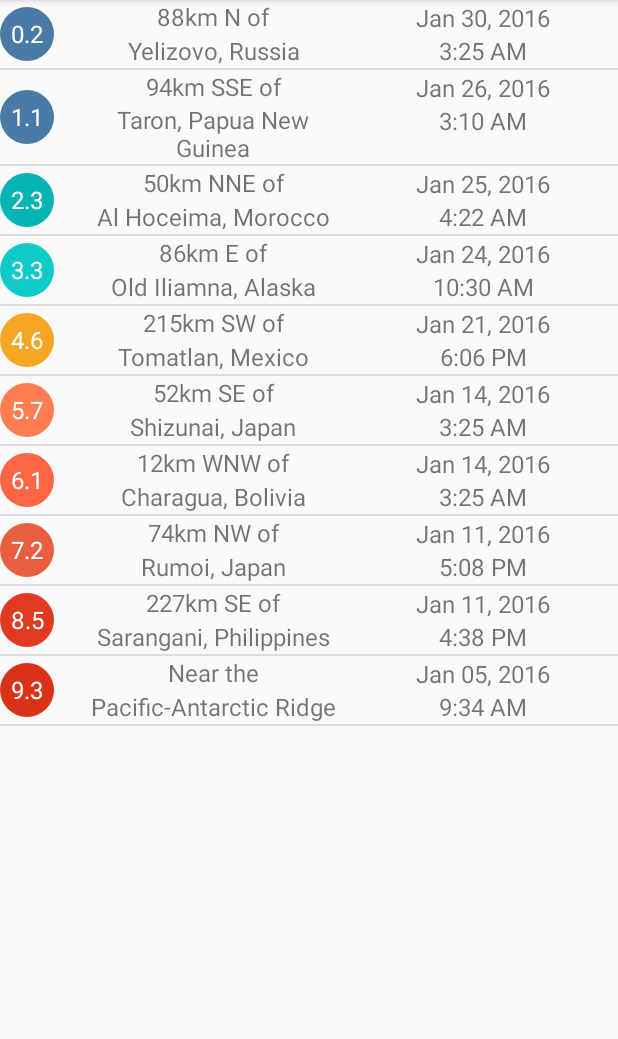
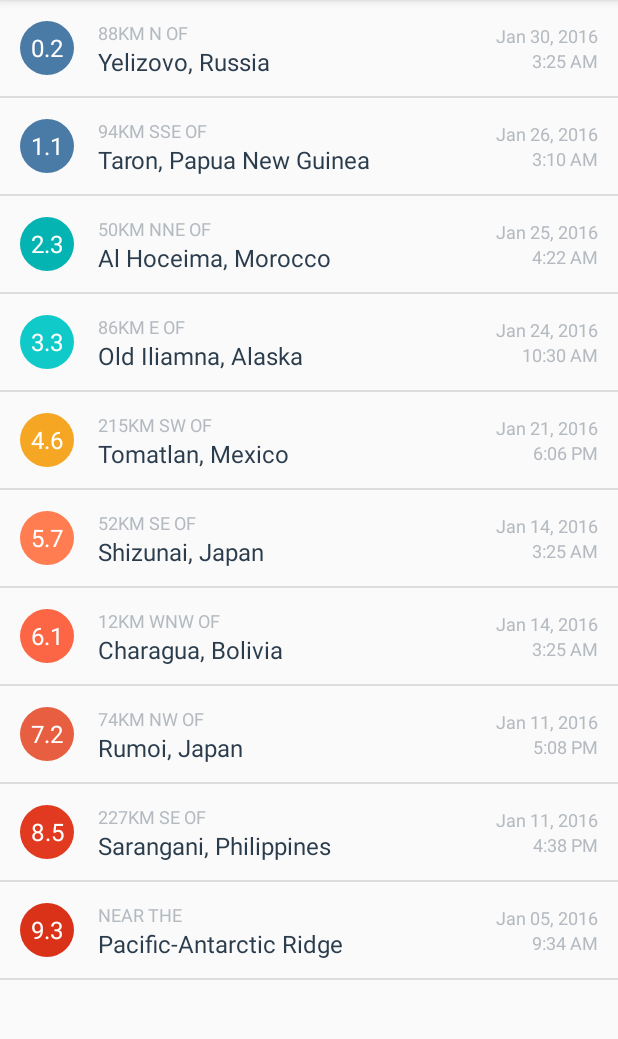
Before and after one commit to Pro-KY/EarhquakeReport, an Android app: the screen it shows after launch (EarthquakeActivity), on a phone screen of 412 x 824 dp, the part 84-1123 px from its top. Run offline under Robolectric (Android 15) with nearby library versions, the phone set to English and light mode, and no system bars.

Commit message:
fix: ListView design in EarthquakeActivity

```diff
--- a/app/src/main/res/layout/list_item.xml
+++ b/app/src/main/res/layout/list_item.xml
@@ -1,8 +1,10 @@
 <?xml version="1.0" encoding="utf-8"?>
-<LinearLayout xmlns:android="http://schemas.android.com/apk/res/android"
+<LinearLayout
+    xmlns:android="http://schemas.android.com/apk/res/android"
+    android:layout_width="match_parent"
+    android:layout_height="?android:attr/listPreferredItemHeight"
     android:orientation="horizontal"
-    android:layout_width="match_parent"
-    android:layout_height="match_parent">
+    android:padding="13dp">
 
     <!-- Magnitude -->
     <TextView
@@ -22,49 +24,53 @@
         android:layout_width="0dp"
         android:layout_height="wrap_content"
         android:layout_marginLeft="16dp"
-        android:minHeight="45dp"
+        android:layout_marginStart="16dp"
         android:layout_weight="1"
         android:layout_gravity="center_vertical">
 
         <TextView
             android:id="@+id/proximity_text_view"
-            android:layout_height="0dp"
+            android:layout_height="wrap_content"
             android:layout_width="match_parent"
-            android:textSize="16sp"
-            android:gravity="center"
-            android:layout_weight="1"/>
+            android:ellipsize="end"
+            android:maxLines="1"
+            android:textAllCaps="true"
+            android:textColor="@color/textColorEarthquakeDetails"
+            android:textSize="12sp" />
 
         <TextView
             android:id="@+id/place_text_view"
-            android:layout_height="0dp"
-            android:layout_width="match_parent"
-            android:textSize="16sp"
-            android:gravity="center"
-            android:layout_weight="1"/>
+            android:layout_width="wrap_content"
+            android:layout_height="wrap_content"
+            android:ellipsize="end"
+            android:maxLines="2"
+            android:textColor="@color/textColorEarthquakeLocation"
+            android:textSize="16sp"/>
     </LinearLayout>
 
     <!-- Date text container -->
     <LinearLayout
-        xmlns:android="http://schemas.android.com/apk/res/android"
+        android:layout_width="wrap_content"
+        android:layout_height="wrap_content"
         android:orientation="vertical"
-        android:layout_width="0dp"
-        android:layout_height="wrap_content"
-        android:minHeight="45dp"
-        android:layout_weight="1"
-        android:gravity="center_vertical">
+        android:layout_gravity="center_vertical"
+        android:layout_marginLeft="16dp"
+        android:layout_marginStart="16dp">
 
         <TextView
             android:id="@+id/date_text_view"
+            android:layout_width="wrap_content"
             android:layout_height="wrap_content"
-            android:layout_width="match_parent"
-            android:textSize="16sp"
-            android:gravity="center" />
+            android:layout_gravity="end"
+            android:textColor="@color/textColorEarthquakeDetails"
+            android:textSize="12sp" />
 
         <TextView
             android:id="@+id/time_text_view"
+            android:layout_width="wrap_content"
             android:layout_height="wrap_content"
-            android:layout_width="match_parent"
-            android:textSize="16sp"
-            android:gravity="center" />
+            android:layout_gravity="end"
+            android:textColor="@color/textColorEarthquakeDetails"
+            android:textSize="12sp" />
     </LinearLayout>
 </LinearLayout>
--- a/app/src/main/res/values/colors.xml
+++ b/app/src/main/res/values/colors.xml
@@ -9,6 +9,11 @@
     <!-- Accent color of the app -->
     <color name="colorAccent">#10CAC9</color>
 
+    <!-- Text color for the details of the earthquake in the list item -->
+    <color name="textColorEarthquakeDetails">#B4BAC0</color>
+
+    <!-- Text color for the primary location of the earthquake in the list item -->
+    <color name="textColorEarthquakeLocation">#2B3D4D</color>
 
     <!-- Color for an earthquake with magnitude 0 and 2 -->
     <color name="magnitude1">#4A7BA7</color>
```
